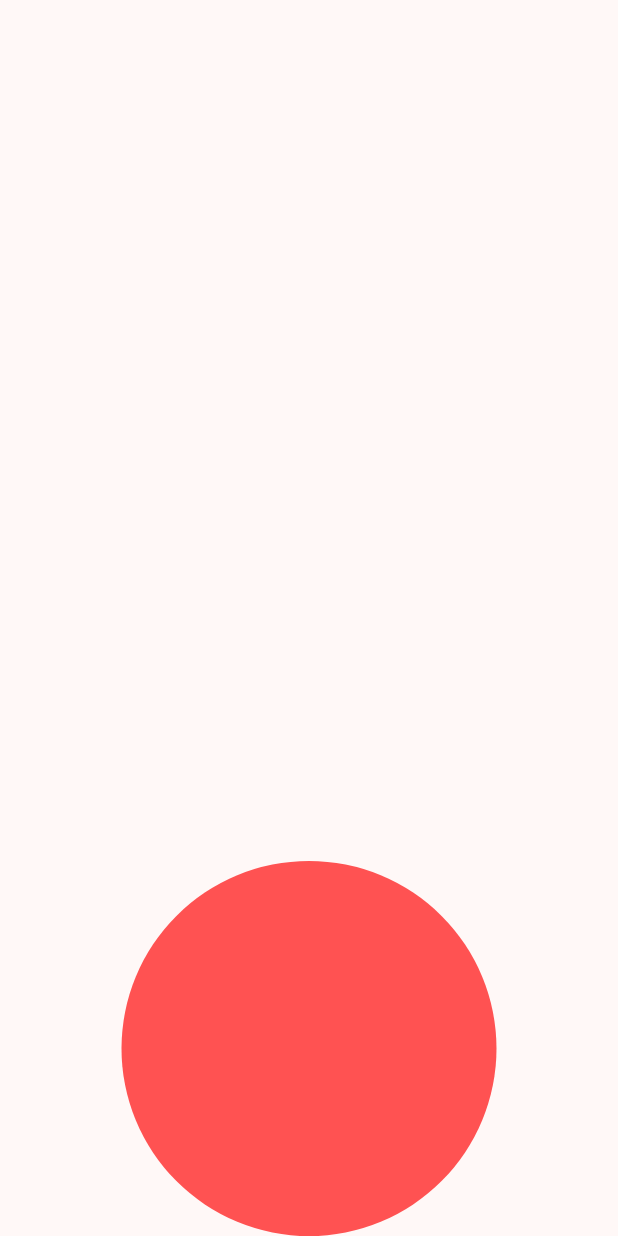
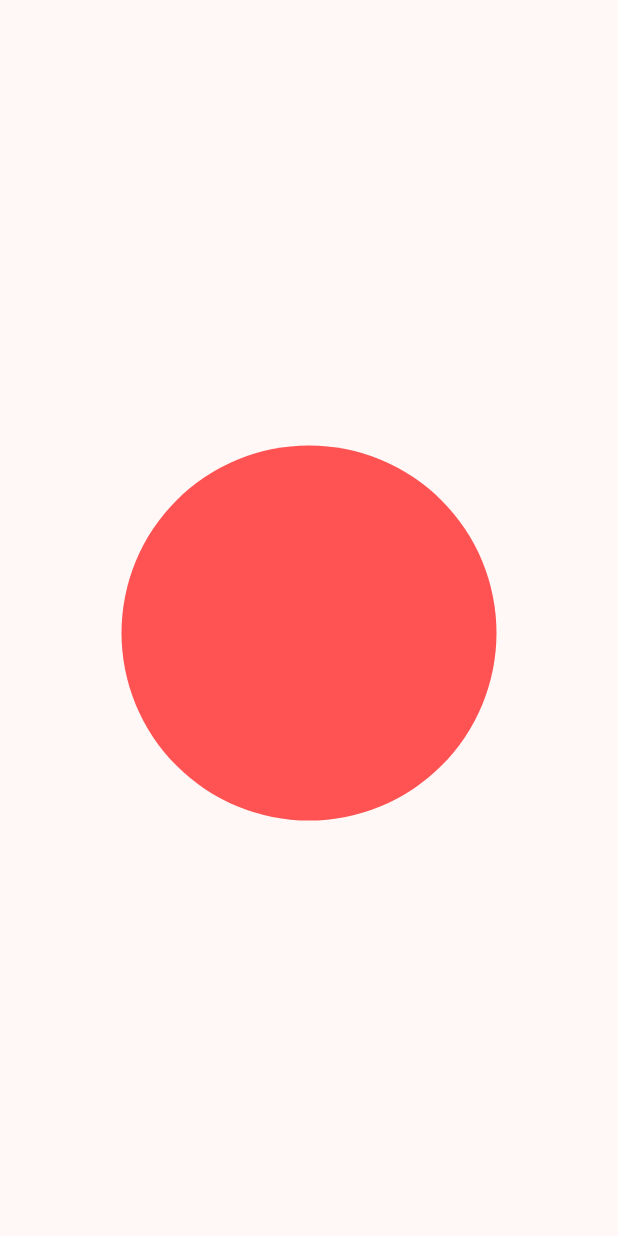
Before and after one commit to GraficaJS/KB1179_1125170135_UTS, a Flutter app: the screen it shows after launch, on a phone screen of 412 x 824 dp. Run offline on Flutter 3.47's test engine with Material 3 defaults, Android fonts, the phone set to English and light mode, and no system bars.

Commit message:
UTS_revisi posisi lingkaran

```diff
--- a/lib/screen/splash_screen_1.dart
+++ b/lib/screen/splash_screen_1.dart
@@ -10,8 +10,7 @@ class MySplashScreen extends StatelessWidget {
           child: Column(
             mainAxisAlignment: MainAxisAlignment.center,
             children: [
-            Spacer(),
-            SizedBox(height: 50),
+              SizedBox(height: 20),
               Container(
                 width: 250,
                 height: 250,
```
Lines whose indentation alone changed are shown as unchanged.
